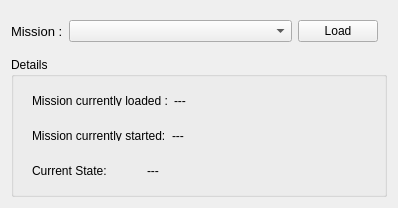
This is rqt_mission_loader/resource/mainWidget.ui in sonia-auv/rqt_sonia_plugins as Qt 5 draws it before an edit. The edited form follows.
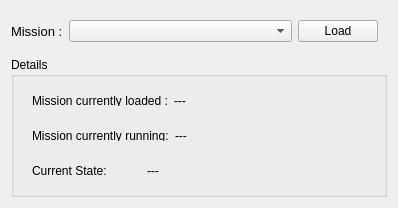
This is the edited form.

Commit message: Sub missions are now working

Patch:
```diff
--- a/rqt_mission_loader/resource/mainWidget.ui
+++ b/rqt_mission_loader/resource/mainWidget.ui
@@ -138,7 +138,7 @@
             </sizepolicy>
            </property>
            <property name="text">
-            <string>Mission currently started:</string>
+            <string>Mission currently running:</string>
            </property>
           </widget>
          </item>
```
The commit also changes 1 other file.
